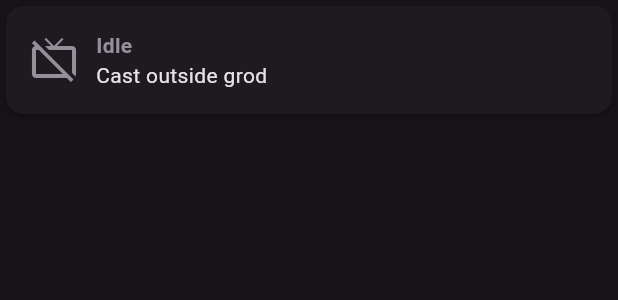
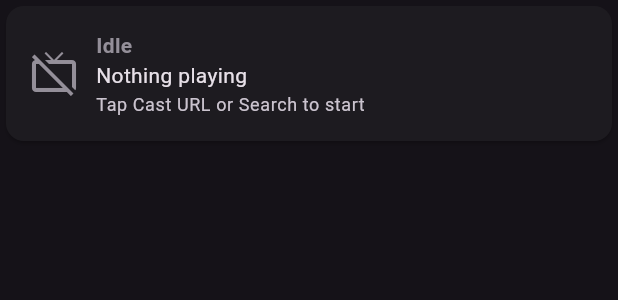
Before and after one commit to captainzonks/grod_remote, a Flutter app: the _NowPlayingCard widget shown alone on an empty page, opened directly with empty values, on a phone screen of 412 x 824 dp. Shown: the top 300 px of the screen. Run offline on Flutter 3.47's test engine with Material 3 defaults, Android fonts, the phone set to English and light mode, and no system bars; our stand-ins replace multicast_dns, shared_preferences; accounts and stored records are empty.

Commit message:
polish(now-playing): tonal quality badge, state-tinted progress, idle hint
- Idle state shows dim subtitle prompting the user toward Cast URL / Search
- Quality badge moves from flat surfaceContainerHighest to tonal
  secondaryContainer with 8px radius and tighter letter-spacing so it
  reads as a Material 3 chip rather than a dim slab
- LinearProgressIndicator color now follows playback state (primary while
  playing, secondary while paused, tertiary while buffering) with a faded
  track behind it so the bar feels cohesive with the state icon and label

Co-Authored-By: Claude Opus 4.7 <noreply@anthropic.com>

```diff
--- a/lib/screens/home_screen.dart
+++ b/lib/screens/home_screen.dart
@@ -207,7 +207,8 @@ class _NowPlayingCardState extends State<_NowPlayingCard> {
       _ => (Icons.tv_off, cs.outline, 'Idle'),
     };
 
-    final title = status?.nowPlaying?.title ?? (status?.state != DeviceState.idle ? 'Cast outside grod' : 'Nothing playing');
+    final isIdle = status?.state == null || status?.state == DeviceState.idle;
+    final title = status?.nowPlaying?.title ?? (isIdle ? 'Nothing playing' : 'Cast outside grod');
     final quality = status?.quality;
 
     final duration = status?.duration;
@@ -240,6 +241,15 @@ class _NowPlayingCardState extends State<_NowPlayingCard> {
                             ],
                           ),
                           Text(title, maxLines: 2, overflow: TextOverflow.ellipsis),
+                          if (isIdle && status?.nowPlaying == null) ...[
+                            const SizedBox(height: 2),
+                            Text(
+                              'Tap Cast URL or Search to start',
+                              style: Theme.of(context).textTheme.bodySmall?.copyWith(
+                                    color: cs.onSurfaceVariant,
+                                  ),
+                            ),
+                          ],
                         ],
                       ),
                     ),
@@ -254,6 +264,8 @@ class _NowPlayingCardState extends State<_NowPlayingCard> {
                     child: LinearProgressIndicator(
                       value: (position / duration).clamp(0.0, 1.0),
                       minHeight: 4,
+                      color: color,
+                      backgroundColor: color.withValues(alpha: 0.18),
                     ),
                   ),
                   const SizedBox(height: 4),
@@ -289,17 +301,18 @@ class _QualityBadge extends StatelessWidget {
   Widget build(BuildContext context) {
     final cs = Theme.of(context).colorScheme;
     return Container(
-      padding: const EdgeInsets.symmetric(horizontal: 6, vertical: 2),
+      padding: const EdgeInsets.symmetric(horizontal: 8, vertical: 2),
       decoration: BoxDecoration(
-        color: cs.surfaceContainerHighest,
-        borderRadius: BorderRadius.circular(4),
+        color: cs.secondaryContainer,
+        borderRadius: BorderRadius.circular(8),
       ),
       child: Text(
         quality,
         style: TextStyle(
-          color: cs.onSurfaceVariant,
+          color: cs.onSecondaryContainer,
           fontSize: 11,
           fontWeight: FontWeight.w600,
+          letterSpacing: 0.2,
         ),
       ),
     );
```
